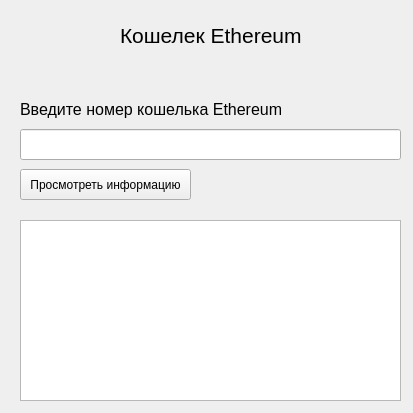
ivasio/blockforce_task_2, file window.ui: the form before one commit.
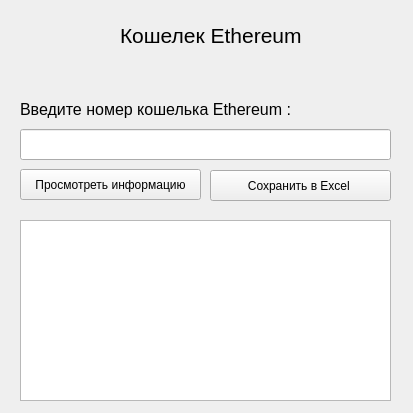
The form after the commit.

Commit message: Most of the work is done - Added data saving in .xlsx format - Corrected source code errors - After this commit sources are planned to be corrected only in case of bugs

Patch:
```diff
--- a/window.ui
+++ b/window.ui
@@ -18,7 +18,7 @@
     <rect>
      <x>20</x>
      <y>129</y>
-     <width>381</width>
+     <width>371</width>
      <height>31</height>
     </rect>
    </property>
@@ -28,12 +28,13 @@
     <rect>
      <x>20</x>
      <y>169</y>
-     <width>171</width>
+     <width>181</width>
      <height>31</height>
     </rect>
    </property>
    <property name="font">
     <font>
+     <family>MS Shell Dlg 2</family>
      <pointsize>9</pointsize>
     </font>
    </property>
@@ -46,7 +47,7 @@
     <rect>
      <x>20</x>
      <y>99</y>
-     <width>261</width>
+     <width>291</width>
      <height>21</height>
     </rect>
    </property>
@@ -56,7 +57,7 @@
     </font>
    </property>
    <property name="text">
-    <string>Введите номер кошелька Ethereum</string>
+    <string>Введите номер кошелька Ethereum :</string>
    </property>
   </widget>
   <widget class="QTextBrowser" name="textBrowser">
@@ -64,7 +65,7 @@
     <rect>
      <x>20</x>
      <y>220</y>
-     <width>381</width>
+     <width>371</width>
      <height>181</height>
     </rect>
    </property>
@@ -87,6 +88,24 @@
     <string>Кошелек Ethereum</string>
    </property>
   </widget>
+  <widget class="QPushButton" name="saveButton">
+   <property name="geometry">
+    <rect>
+     <x>210</x>
+     <y>170</y>
+     <width>181</width>
+     <height>31</height>
+    </rect>
+   </property>
+   <property name="font">
+    <font>
+     <pointsize>9</pointsize>
+    </font>
+   </property>
+   <property name="text">
+    <string>Сохранить в Excel </string>
+   </property>
+  </widget>
  </widget>
  <layoutdefault spacing="6" margin="11"/>
  <resources/>
```
The commit also changes 2 other files.
